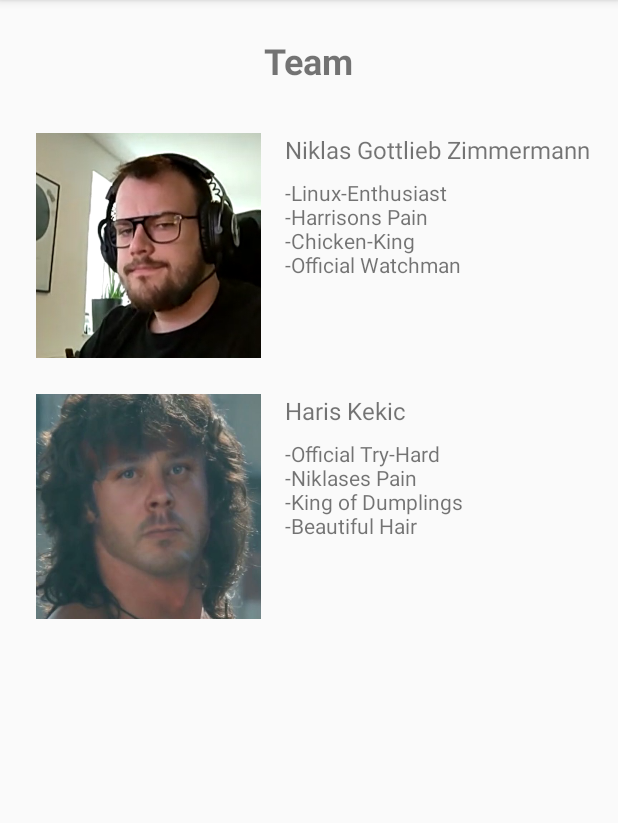
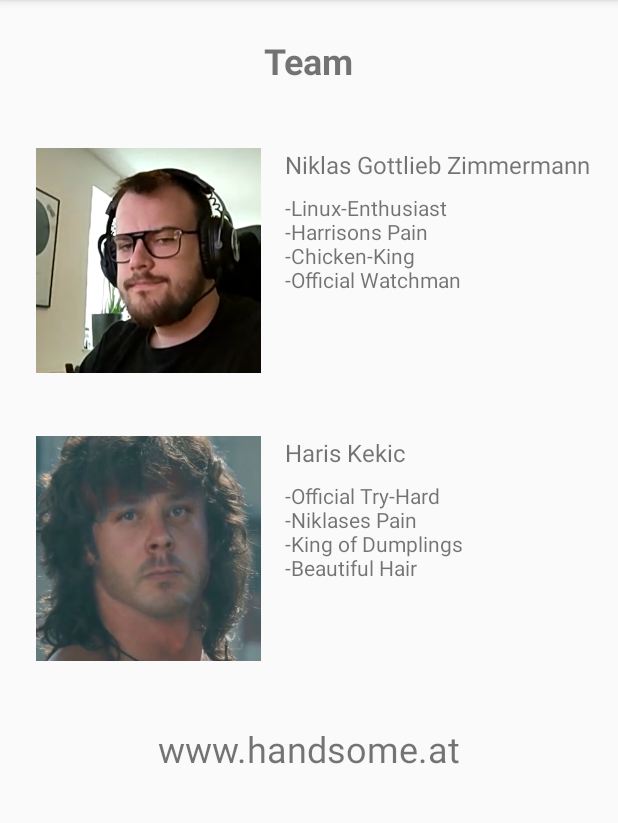
Before and after one commit to Ludens2038/GroceryList, an Android app: the Informations screen opened directly, with no data from a screen before it, on a phone screen of 412 x 824 dp, the part 84-907 px from its top. Run offline under Robolectric (Android 15) with nearby library versions, the phone set to English and light mode, and no system bars.

Commit message:
final product with easter-eggs

```diff
--- a/app/src/main/java/at/fhooe/sail/ourproject/Informations.kt
+++ b/app/src/main/java/at/fhooe/sail/ourproject/Informations.kt
@@ -1,14 +1,27 @@
 package at.fhooe.sail.ourproject
 
+import android.content.Intent
+import android.net.Uri
 import android.os.Bundle
 import androidx.activity.enableEdgeToEdge
 import androidx.appcompat.app.AppCompatActivity
 import androidx.core.view.ViewCompat
 import androidx.core.view.WindowInsetsCompat
+import at.fhooe.sail.ourproject.databinding.ActivityInformationsBinding
 
 class Informations : AppCompatActivity() {
+
+    lateinit var binding: ActivityInformationsBinding
+
     override fun onCreate(savedInstanceState: Bundle?) {
         super.onCreate(savedInstanceState)
-        setContentView(R.layout.activity_informations)
+        binding = ActivityInformationsBinding.inflate(layoutInflater)
+        setContentView(binding.root)
+
+        binding.informationTextviewHomepage.setOnClickListener {
+            val youtubeUrl = "https://youtube.com/shorts/SXHMnicI6Pg?si=wxpcu050PM4cCmGv"
+            val intent = Intent(Intent.ACTION_VIEW, Uri.parse(youtubeUrl))
+            startActivity(intent)
+        }
     }
 }
--- a/app/src/main/java/at/fhooe/sail/ourproject/MainActivity.kt
+++ b/app/src/main/java/at/fhooe/sail/ourproject/MainActivity.kt
@@ -94,6 +94,8 @@ class MainActivity : AppCompatActivity() {
                     super.getItemOffsets(outRect, view, parent, state)
                     outRect.top = pad
                     outRect.bottom = pad
+                    outRect.left = pad
+                    outRect.right = pad
                 }
             })
         }
--- a/app/src/main/java/at/fhooe/sail/ourproject/activitys/ListItemAdapter.kt
+++ b/app/src/main/java/at/fhooe/sail/ourproject/activitys/ListItemAdapter.kt
@@ -41,7 +41,7 @@ class ListItemAdapter(private val mData: MutableList<ListItemData>, private val
         val editor = sharedPreferences.edit()
         val gson = Gson()
         val jsonData = gson.toJson(data)
-        editor.putString((mContext as ActivityA).listTitle, jsonData)  // Verwenden Sie den Listennamen als Schlüssel
+        editor.putString((mContext as ActivityA).listTitle, jsonData)
         editor.apply()
     }
 }
--- a/app/src/main/res/layout/activity_a.xml
+++ b/app/src/main/res/layout/activity_a.xml
@@ -9,12 +9,13 @@
         android:id="@+id/activity_a_toolbar"
         android:layout_width="0dp"
         android:layout_height="wrap_content"
-        android:background="?attr/colorPrimary"
+        android:background="#83BAB7B7"
         android:minHeight="?attr/actionBarSize"
         android:theme="?attr/actionBarTheme"
         app:layout_constraintEnd_toEndOf="parent"
         app:layout_constraintStart_toStartOf="parent"
-        app:layout_constraintTop_toTopOf="parent" />
+        app:layout_constraintTop_toTopOf="parent"
+        app:titleTextColor="#000000" />
 
     <androidx.recyclerview.widget.RecyclerView
         android:id="@+id/activity_a_recyclerview"
--- a/app/src/main/res/layout/activity_a_list_element.xml
+++ b/app/src/main/res/layout/activity_a_list_element.xml
@@ -5,7 +5,7 @@
     android:id="@+id/linearLayout"
     android:layout_width="match_parent"
     android:layout_height="wrap_content"
-    android:background="#8CAE92">
+    android:background="#83E3E3E3">
 
 
     <TextView
@@ -16,6 +16,7 @@
         android:layout_marginTop="16dp"
         android:layout_marginBottom="16dp"
         android:text="TextView"
+        android:textColor="#000000"
         android:textSize="20sp"
         app:layout_constraintBottom_toBottomOf="parent"
         app:layout_constraintStart_toStartOf="parent"
--- a/app/src/main/res/layout/activity_informations.xml
+++ b/app/src/main/res/layout/activity_informations.xml
@@ -24,7 +24,7 @@
         android:layout_width="150dp"
         android:layout_height="150dp"
         android:layout_marginStart="24dp"
-        android:layout_marginTop="32dp"
+        android:layout_marginTop="42dp"
         android:scaleType="centerCrop"
         app:layout_constraintStart_toStartOf="parent"
         app:layout_constraintTop_toBottomOf="@+id/information_header"
@@ -34,7 +34,7 @@
         android:id="@+id/information_imageview_haris"
         android:layout_width="150dp"
         android:layout_height="150dp"
-        android:layout_marginTop="24dp"
+        android:layout_marginTop="42dp"
         app:layout_constraintStart_toStartOf="@+id/information_imageview_niklas"
         app:layout_constraintTop_toBottomOf="@+id/information_imageview_niklas"
         app:srcCompat="@drawable/haris_rambo" />
@@ -76,4 +76,15 @@
         android:text="-Official Try-Hard\n-Niklases Pain\n-King of Dumplings\n-Beautiful Hair"
         app:layout_constraintStart_toStartOf="@+id/information_textview_haris_name"
         app:layout_constraintTop_toBottomOf="@+id/information_textview_haris_name" />
+
+    <TextView
+        android:id="@+id/information_textview_homepage"
+        android:layout_width="wrap_content"
+        android:layout_height="wrap_content"
+        android:layout_marginTop="42dp"
+        android:text="www.handsome.at"
+        android:textSize="24sp"
+        app:layout_constraintEnd_toEndOf="parent"
+        app:layout_constraintStart_toStartOf="parent"
+        app:layout_constraintTop_toBottomOf="@+id/information_imageview_haris" />
 </androidx.constraintlayout.widget.ConstraintLayout>
--- a/app/src/main/res/layout/activity_main.xml
+++ b/app/src/main/res/layout/activity_main.xml
@@ -11,12 +11,13 @@
         android:id="@+id/activity_main_toolbar"
         android:layout_width="0dp"
         android:layout_height="wrap_content"
-        android:background="#448AFF"
+        android:background="#83BAB7B7"
         android:minHeight="?attr/actionBarSize"
         android:theme="?attr/actionBarTheme"
         app:layout_constraintEnd_toEndOf="parent"
         app:layout_constraintStart_toStartOf="parent"
-        app:layout_constraintTop_toTopOf="parent" />
+        app:layout_constraintTop_toTopOf="parent"
+        app:titleTextColor="#000000" />
 
     <androidx.recyclerview.widget.RecyclerView
         android:id="@+id/activity_main_rv_list"
--- a/app/src/main/res/layout/activity_main_list_element.xml
+++ b/app/src/main/res/layout/activity_main_list_element.xml
@@ -4,7 +4,7 @@
     xmlns:tools="http://schemas.android.com/tools"
     android:layout_width="match_parent"
     android:layout_height="wrap_content"
-    android:background="#D58478">
+    android:background="#83E3E3E3">
 
     <TextView
         android:id="@+id/activity_main_list_element_title"
@@ -14,6 +14,7 @@
         android:layout_marginTop="16dp"
         android:layout_marginBottom="16dp"
         android:text="List Title Example"
+        android:textColor="#000000"
         android:textSize="20sp"
         app:layout_constraintBottom_toBottomOf="parent"
         app:layout_constraintStart_toStartOf="parent"
```
Also changed, not shown: app/src/main/java/at/fhooe/sail/ourproject/activitys/ActivityA.kt (+4 -3 lines).
